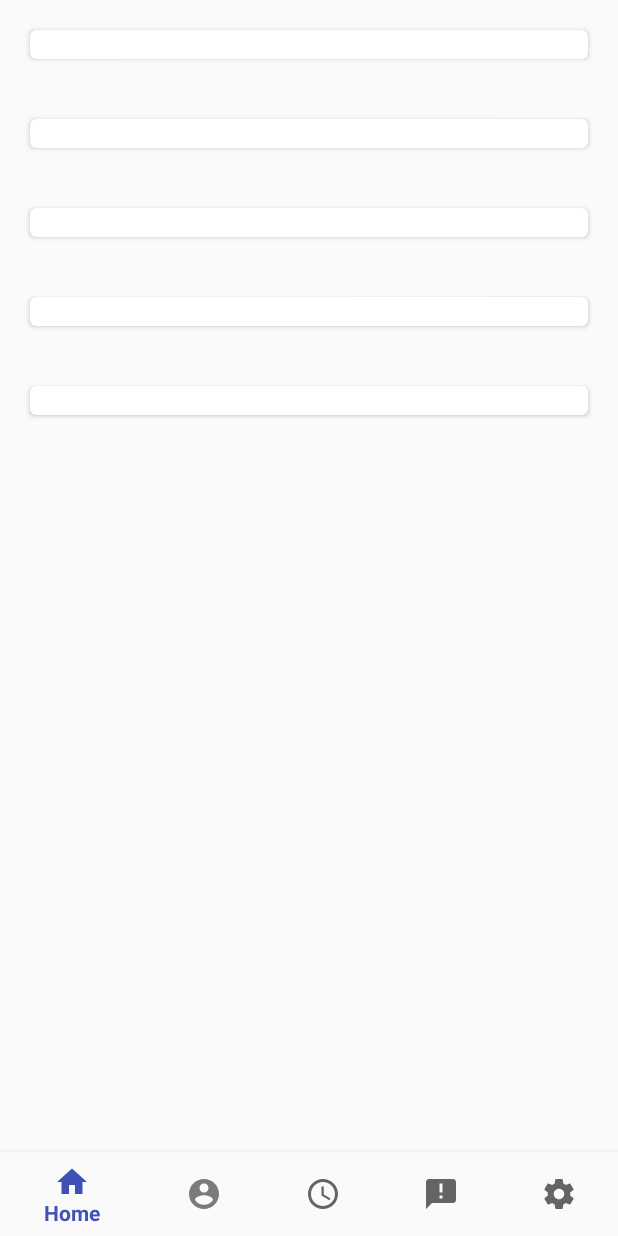
After one commit to MJSanfelippo/CECS491Project, an Android app: the layout activity_employer_view_announcements.xml on its own in the app's theme, with its tools: preview values and no code run, on a phone screen of 412 x 824 dp. The commit adds this screen. Run offline under Robolectric (Android 15) with nearby library versions, the phone set to English and light mode, and no system bars.

Commit message:
Added ui and functionality to the announcements page, still need to maybe make it look better? Up to you guys

```diff
--- a/app/build.gradle
+++ b/app/build.gradle
@@ -28,5 +28,6 @@ dependencies {
     implementation 'com.google.firebase:firebase-auth:11.6.2'
     implementation 'com.google.firebase:firebase-database:11.6.2'
     implementation 'com.android.support:design:26.1.0'
+    implementation 'com.android.support:cardview-v7:26.1.0'
 }
 apply plugin: 'com.google.gms.google-services'
--- a/app/src/main/AndroidManifest.xml
+++ b/app/src/main/AndroidManifest.xml
@@ -34,6 +34,8 @@
         <activity android:name=".EditEmployeeShift" />
         <activity android:name=".AddShift" />
         <activity android:name=".PostAnnouncementActivity" />
+        <activity android:name=".EmployerViewAnnouncements"/>
+        <activity android:name=".EmployeeViewAnnouncements"/>
     </application>
 
 </manifest>
--- a/app/src/main/java/cecs491/android/csulb/edu/cecs491project/EditEmployee.java
+++ b/app/src/main/java/cecs491/android/csulb/edu/cecs491project/EditEmployee.java
@@ -94,6 +94,8 @@ public class EditEmployee extends AppCompatActivity {
                         startActivity(intent);
                         return true;
                     case R.id.navigation_announcements:
+                        intent = new Intent(EditEmployee.this, EmployerViewAnnouncements.class);
+                        startActivity(intent);
                         return true;
                     case R.id.navigation_admin:
                         intent = new Intent(EditEmployee.this, EmployerAdminActivity.class);
--- a/app/src/main/java/cecs491/android/csulb/edu/cecs491project/EditEmployeeSelection.java
+++ b/app/src/main/java/cecs491/android/csulb/edu/cecs491project/EditEmployeeSelection.java
@@ -163,6 +163,8 @@ public class EditEmployeeSelection extends AppCompatActivity {
                         startActivity(intent);
                         return true;
                     case R.id.navigation_announcements:
+                        intent = new Intent(EditEmployeeSelection.this, EmployerViewAnnouncements.class);
+                        startActivity(intent);
                         return true;
                     case R.id.navigation_admin:
                         intent = new Intent(EditEmployeeSelection.this, EmployerAdminActivity.class);
--- a/app/src/main/java/cecs491/android/csulb/edu/cecs491project/EditEmployeeShift.java
+++ b/app/src/main/java/cecs491/android/csulb/edu/cecs491project/EditEmployeeShift.java
@@ -178,6 +178,8 @@ public class EditEmployeeShift extends AppCompatActivity {
                         startActivity(intent);
                         return true;
                     case R.id.navigation_announcements:
+                        intent = new Intent(EditEmployeeShift.this, EmployerViewAnnouncements.class);
+                        startActivity(intent);
                         return true;
                     case R.id.navigation_admin:
                         intent = new Intent(EditEmployeeShift.this, EmployerAdminActivity.class);
--- a/app/src/main/java/cecs491/android/csulb/edu/cecs491project/EditScheduleActivity.java
+++ b/app/src/main/java/cecs491/android/csulb/edu/cecs491project/EditScheduleActivity.java
@@ -253,6 +253,8 @@ public class EditScheduleActivity extends AppCompatActivity {
                         startActivity(intent);
                         return true;
                     case R.id.navigation_announcements:
+                        intent = new Intent(EditScheduleActivity.this, EmployerViewAnnouncements.class);
+                        startActivity(intent);
                         return true;
                     case R.id.navigation_admin:
                         intent = new Intent(EditScheduleActivity.this, EmployerAdminActivity.class);
--- a/app/src/main/java/cecs491/android/csulb/edu/cecs491project/EditScheduleSelection.java
+++ b/app/src/main/java/cecs491/android/csulb/edu/cecs491project/EditScheduleSelection.java
@@ -128,6 +128,8 @@ public class EditScheduleSelection extends AppCompatActivity {
                         startActivity(intent);
                         return true;
                     case R.id.navigation_announcements:
+                        intent = new Intent(EditScheduleSelection.this, EmployerViewAnnouncements.class);
+                        startActivity(intent);
                         return true;
                     case R.id.navigation_admin:
                         intent = new Intent(EditScheduleSelection.this, EmployerAdminActivity.class);
--- a/app/src/main/java/cecs491/android/csulb/edu/cecs491project/EmployeeHomePageActivity.java
+++ b/app/src/main/java/cecs491/android/csulb/edu/cecs491project/EmployeeHomePageActivity.java
@@ -206,6 +206,8 @@ public class EmployeeHomePageActivity extends AppCompatActivity {
                         startActivity(intent);
                         return true;
                     case R.id.navigation_announcements:
+                        intent = new Intent(EmployeeHomePageActivity.this, EmployeeViewAnnouncements.class);
+                        startActivity(intent);
                         return true;
                 }
                 return false;
--- a/app/src/main/java/cecs491/android/csulb/edu/cecs491project/EmployeeProfileActivity.java
+++ b/app/src/main/java/cecs491/android/csulb/edu/cecs491project/EmployeeProfileActivity.java
@@ -160,6 +160,8 @@ public class EmployeeProfileActivity extends AppCompatActivity {
                         startActivity(intent);
                         return true;
                     case R.id.navigation_announcements:
+                        intent = new Intent(EmployeeProfileActivity.this, EmployeeViewAnnouncements.class);
+                        startActivity(intent);
                         return true;
                 }
                 return false;
--- a/app/src/main/java/cecs491/android/csulb/edu/cecs491project/EmployeeScheduleActivity.java
+++ b/app/src/main/java/cecs491/android/csulb/edu/cecs491project/EmployeeScheduleActivity.java
@@ -162,6 +162,8 @@ public class EmployeeScheduleActivity extends AppCompatActivity {
                     case R.id.navigation_schedule:
                         return true;
                     case R.id.navigation_announcements:
+                        intent = new Intent(EmployeeScheduleActivity.this, EmployeeViewAnnouncements.class);
+                        startActivity(intent);
                         return true;
                 }
                 return false;
--- a/app/src/main/java/cecs491/android/csulb/edu/cecs491project/EmployerAdminActivity.java
+++ b/app/src/main/java/cecs491/android/csulb/edu/cecs491project/EmployerAdminActivity.java
@@ -113,6 +113,8 @@ public class EmployerAdminActivity extends AppCompatActivity {
                         startActivity(intent);
                         return true;
                     case R.id.navigation_announcements:
+                        intent = new Intent(EmployerAdminActivity.this, EmployerViewAnnouncements.class);
+                        startActivity(intent);
                         return true;
                     case R.id.navigation_admin:
                         return true;
--- a/app/src/main/java/cecs491/android/csulb/edu/cecs491project/EmployerHomePageActivity.java
+++ b/app/src/main/java/cecs491/android/csulb/edu/cecs491project/EmployerHomePageActivity.java
@@ -208,6 +208,8 @@ public class EmployerHomePageActivity extends AppCompatActivity {
                         startActivity(intent);
                         return true;
                     case R.id.navigation_announcements:
+                        intent = new Intent(EmployerHomePageActivity.this, EmployerViewAnnouncements.class);
+                        startActivity(intent);
                         return true;
                     case R.id.navigation_admin:
                         intent = new Intent(EmployerHomePageActivity.this, EmployerAdminActivity.class);
--- a/app/src/main/java/cecs491/android/csulb/edu/cecs491project/EmployerProfileActivity.java
+++ b/app/src/main/java/cecs491/android/csulb/edu/cecs491project/EmployerProfileActivity.java
@@ -159,6 +159,8 @@ public class EmployerProfileActivity extends AppCompatActivity {
                         startActivity(intent);
                         return true;
                     case R.id.navigation_announcements:
+                        intent = new Intent(EmployerProfileActivity.this, EmployerViewAnnouncements.class);
+                        startActivity(intent);
                         return true;
                     case R.id.navigation_admin:
                         intent = new Intent(EmployerProfileActivity.this, EmployerAdminActivity.class);
--- a/app/src/main/java/cecs491/android/csulb/edu/cecs491project/EmployerScheduleActivity.java
+++ b/app/src/main/java/cecs491/android/csulb/edu/cecs491project/EmployerScheduleActivity.java
@@ -166,6 +166,8 @@ public class EmployerScheduleActivity extends AppCompatActivity {
                     case R.id.navigation_schedule:
                         return true;
                     case R.id.navigation_announcements:
+                        intent = new Intent(EmployerScheduleActivity.this, EmployerViewAnnouncements.class);
+                        startActivity(intent);
                         return true;
                     case R.id.navigation_admin:
                         intent = new Intent(EmployerScheduleActivity.this, EmployerAdminActivity.class);
--- a/app/src/main/java/cecs491/android/csulb/edu/cecs491project/PostAnnouncementActivity.java
+++ b/app/src/main/java/cecs491/android/csulb/edu/cecs491project/PostAnnouncementActivity.java
@@ -146,6 +146,8 @@ public class PostAnnouncementActivity extends AppCompatActivity {
                         startActivity(intent);
                         return true;
                     case R.id.navigation_announcements:
+                        intent = new Intent(PostAnnouncementActivity.this, EmployerViewAnnouncements.class);
+                        startActivity(intent);
                         return true;
                     case R.id.navigation_admin:
                         intent = new Intent(PostAnnouncementActivity.this, EmployerAdminActivity.class);
--- /dev/null
+++ b/app/src/main/res/layout/activity_employer_view_announcements.xml
@@ -0,0 +1,106 @@
+<?xml version="1.0" encoding="utf-8"?>
+<android.support.constraint.ConstraintLayout xmlns:android="http://schemas.android.com/apk/res/android"
+    android:layout_width="match_parent"
+    android:layout_height="match_parent"
+    xmlns:app="http://schemas.android.com/apk/res-auto">
+
+    <android.support.design.widget.BottomNavigationView
+        android:id="@+id/navigationEmployer"
+        android:layout_width="0dp"
+        android:layout_height="wrap_content"
+        android:layout_marginEnd="0dp"
+        android:layout_marginStart="0dp"
+        android:background="?android:attr/windowBackground"
+        app:layout_constraintBottom_toBottomOf="parent"
+        app:layout_constraintLeft_toLeftOf="parent"
+        app:layout_constraintRight_toRightOf="parent"
+        app:menu="@menu/employer_nav_menu" />
+
+    <ScrollView
+        android:layout_width="match_parent"
+        android:layout_height="wrap_content"
+        android:paddingBottom="50dp">
+
+        <LinearLayout
+            android:layout_width="match_parent"
+            android:layout_height="wrap_content"
+            xmlns:card_view="http://schemas.android.com/apk/res-auto"
+            android:orientation="vertical">
+
+            <android.support.v7.widget.CardView
+                xmlns:card_view="http://schemas.android.com/apk/res-auto"
+                android:id="@+id/announcement_one"
+                android:layout_width="match_parent"
+                android:layout_height="wrap_content"
+                android:layout_margin="20dp"
+                card_view:cardCornerRadius="4dp">
+
+                <TextView
+                    android:id="@+id/announcement_one_text"
+                    android:layout_width="match_parent"
+                    android:layout_height="wrap_content" />
+
+            </android.support.v7.widget.CardView>
+
+            <android.support.v7.widget.CardView
+                xmlns:card_view="http://schemas.android.com/apk/res-auto"
+                android:id="@+id/announcement_two"
+                android:layout_width="match_parent"
+                android:layout_height="wrap_content"
+                android:layout_margin="20dp"
+                card_view:cardCornerRadius="4dp">
+
+                <TextView
+                    android:id="@+id/announcement_two_text"
+                    android:layout_width="match_parent"
+                    android:layout_height="wrap_content" />
+
+            </android.support.v7.widget.CardView>
+
+            <android.support.v7.widget.CardView
+                xmlns:card_view="http://schemas.android.com/apk/res-auto"
+                android:id="@+id/announcement_three"
+                android:layout_width="match_parent"
+                android:layout_height="wrap_content"
+                android:layout_margin="20dp"
+                card_view:cardCornerRadius="4dp">
+
+                <TextView
+                    android:id="@+id/announcement_three_text"
+                    android:layout_width="match_parent"
+                    android:layout_height="wrap_content" />
+
+            </android.support.v7.widget.CardView>
+
+            <android.support.v7.widget.CardView
+                xmlns:card_view="http://schemas.android.com/apk/res-auto"
+                android:id="@+id/announcement_four"
+                android:layout_width="match_parent"
+                android:layout_height="wrap_content"
+                android:layout_margin="20dp"
+                card_view:cardCornerRadius="4dp">
+
+                <TextView
+                    android:id="@+id/announcement_four_text"
+                    android:layout_width="match_parent"
+                    android:layout_height="wrap_content" />
+
+            </android.support.v7.widget.CardView>
+
+            <android.support.v7.widget.CardView
+                xmlns:card_view="http://schemas.android.com/apk/res-auto"
+                android:id="@+id/announcement_five"
+                android:layout_width="match_parent"
+                android:layout_height="wrap_content"
+                android:layout_margin="20dp"
+                card_view:cardCornerRadius="4dp">
+
+                <TextView
+                    android:id="@+id/announcement_five_text"
+                    android:layout_width="match_parent"
+                    android:layout_height="wrap_content" />
+
+            </android.support.v7.widget.CardView>
+        </LinearLayout>
+    </ScrollView>
+</android.support.constraint.ConstraintLayout>
```
Also changed, not shown: app/src/main/java/cecs491/android/csulb/edu/cecs491project/EmployeeViewAnnouncements.java (added, +128 -0 lines), app/src/main/java/cecs491/android/csulb/edu/cecs491project/EmployerViewAnnouncements.java (added, +133 -0 lines), app/src/main/res/layout/activity_employee_view_announcements.xml (added, +107 -0 lines).
